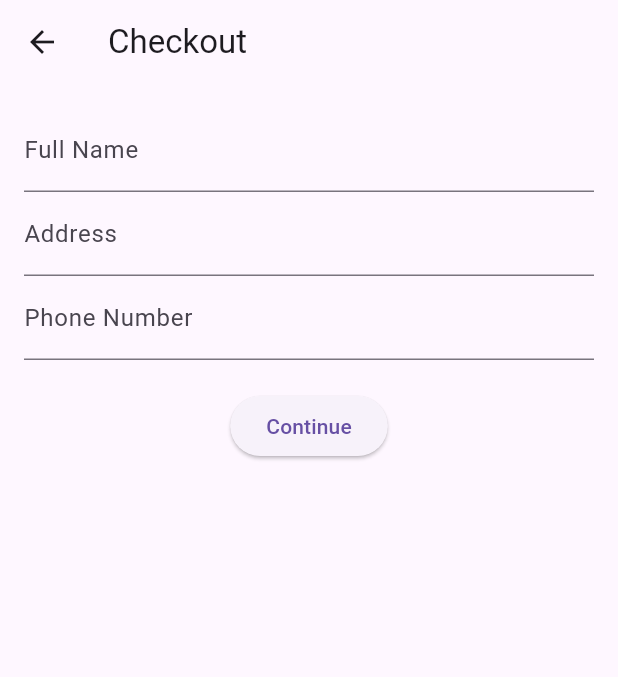
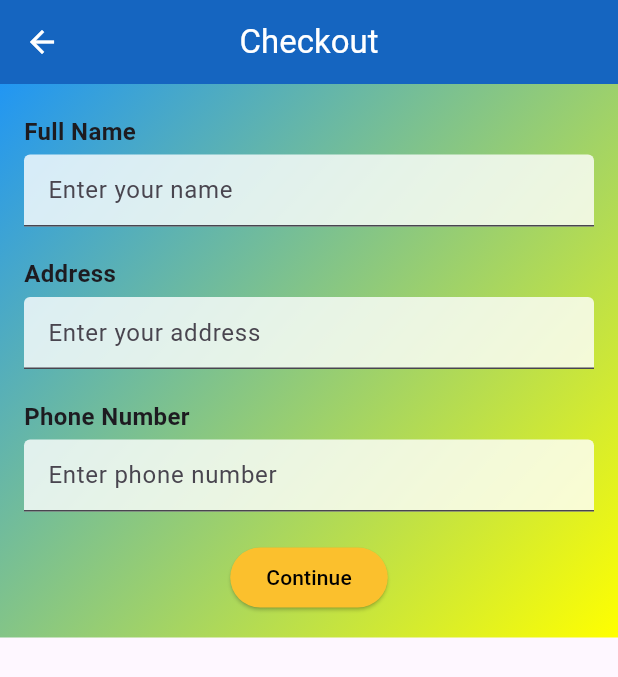
Before and after one commit to AbdullahWali79/FlutterSP25, a Flutter app: the CheckoutScreen screen opened by its route, on a phone screen of 412 x 824 dp. Shown: the top 677 px of the screen. Run offline on Flutter 3.47's test engine with Material 3 defaults, Android fonts, the phone set to English and light mode, and no system bars; our stand-ins replace file_picker, pdf, shared_preferences, sqflite; accounts and stored records are empty.

Commit message:
Color Full App Updated

```diff
--- a/order_my_snacks/lib/main.dart
+++ b/order_my_snacks/lib/main.dart
@@ -1,22 +1,48 @@
 import 'package:flutter/material.dart';
-// 1) Simple Model Class for Snacks
+
+// 1) A simple Model Class for Snacks
 class SnackItem {
   final String name;
   final double price;
 
   SnackItem({required this.name, required this.price});
 }
-// 2) Our mock list of snacks (for the Snack List Screen)
+// 2) Mock list of snacks (used in the Snack List Screen)
 final List<SnackItem> allSnacks = [
   SnackItem(name: 'Chocolate Bar', price: 1.50),
   SnackItem(name: 'Potato Chips', price: 2.00),
   SnackItem(name: 'Gummy Bears', price: 1.25),
   SnackItem(name: 'Pretzels', price: 1.75),
 ];
-// 3) A global cart to keep it simple (just a list of SnackItem)
+// 3) A global cart to keep this demo simple (just a list of SnackItem)
 List<SnackItem> cart = [];
 void main() {
   runApp(MyApp());
+}
+// A helper widget to give each screen a blue-yellow gradient background
+class GradientBackground extends StatelessWidget {
+  final Widget child;
+  const GradientBackground({Key? key, required this.child}) : super(key: key);
+
+  @override
+  Widget build(BuildContext context) {
+    return Container(
+      decoration: BoxDecoration(
+        gradient: LinearGradient(
+          colors: [Colors.blue, Colors.yellowAccent],
+          begin: Alignment.topLeft,
+          end: Alignment.bottomRight,
+        ),
+      ),
+      // Place the content inside a SafeArea + Padding so it doesn't clash with system bars
+      child: SafeArea(
+        child: Padding(
+          padding: const EdgeInsets.all(16.0),
+          child: child,
+        ),
+      ),
+    );
+  }
 }
 // Main App
 class MyApp extends StatelessWidget {
@@ -25,9 +51,19 @@ class MyApp extends StatelessWidget {
     return MaterialApp(
       title: 'Order My Snacks',
       theme: ThemeData(
-        primarySwatch: Colors.orange, // Basic styling & theme color
-        // Optionally add a custom font if you like, e.g.:
-        // fontFamily: 'MyCustomFont',
+        primarySwatch: Colors.blue,
+        // Make app bar a bit more distinct
+        appBarTheme: AppBarTheme(
+          color: Colors.blue.shade800,
+          foregroundColor: Colors.white, // Text color on the AppBar
+        ),
+        // Style for elevated buttons
+        elevatedButtonTheme: ElevatedButtonThemeData(
+          style: ElevatedButton.styleFrom(
+            backgroundColor: Colors.yellow.shade700,
+            foregroundColor: Colors.black, // Text color
+          ),
+        ),
       ),
       initialRoute: '/',
       routes: {
@@ -47,8 +83,12 @@ class HomeScreen extends StatelessWidget {
   @override
   Widget build(BuildContext context) {
     return Scaffold(
-      appBar: AppBar(title: Text('Order My Snacks')),
-      body: Center(
+      appBar: AppBar(
+        title: Text('Order My Snacks'),
+        centerTitle: true,
+      ),
+      body: GradientBackground(
+        child: Center(
           child: Column(
             mainAxisAlignment: MainAxisAlignment.center,
             children: [
@@ -64,8 +104,12 @@ class HomeScreen extends StatelessWidget {
                   margin: EdgeInsets.all(16.0),
                   width: 150,
                   height: 150,
-                color: Colors.orange.withOpacity(0.3),
-                child: Icon(Icons.fastfood, size: 64),
+                  // A playful placeholder: an icon inside a Container
+                  decoration: BoxDecoration(
+                    color: Colors.blue.withOpacity(0.2),
+                    shape: BoxShape.circle,
+                  ),
+                  child: Icon(Icons.fastfood, size: 64, color: Colors.black87),
                 ),
               ),
               SizedBox(height: 10),
@@ -76,6 +120,7 @@ class HomeScreen extends StatelessWidget {
                 },
               ),
             ],
+          ),
         ),
       ),
     );
@@ -94,6 +139,7 @@ class _SnackListScreenState extends State<SnackListScreen> {
     return Scaffold(
       appBar: AppBar(
         title: Text('Choose Your Snacks'),
+        centerTitle: true,
         actions: [
           // Cart button on top-right
           IconButton(
@@ -104,14 +150,19 @@ class _SnackListScreenState extends State<SnackListScreen> {
           ),
         ],
       ),
-      body: ListView.builder(
+      body: GradientBackground(
+        child: ListView.builder(
           itemCount: allSnacks.length,
           itemBuilder: (context, index) {
             final snack = allSnacks[index];
             return Card(
-            margin: EdgeInsets.symmetric(vertical: 8, horizontal: 16),
+              color: Colors.white.withOpacity(0.8), // Slightly transparent card
+              margin: EdgeInsets.symmetric(vertical: 8, horizontal: 8),
               child: ListTile(
-              title: Text(snack.name),
+                title: Text(
+                  snack.name,
+                  style: TextStyle(fontWeight: FontWeight.bold),
+                ),
                 subtitle: Text('\$${snack.price.toStringAsFixed(2)}'),
                 trailing: ElevatedButton(
                   child: Text('Add'),
@@ -127,6 +178,7 @@ class _SnackListScreenState extends State<SnackListScreen> {
               ),
             );
           },
+        ),
       ),
     );
   }
@@ -150,40 +202,59 @@ class _CartScreenState extends State<CartScreen> {
   @override
   Widget build(BuildContext context) {
     return Scaffold(
-      appBar: AppBar(title: Text('Your Cart')),
-      body: cart.isEmpty
-          ? Center(child: Text('Your cart is empty.'))
+      appBar: AppBar(
+        title: Text('Your Cart'),
+        centerTitle: true,
+      ),
+      body: GradientBackground(
+        child: cart.isEmpty
+            ? Center(
+          child: Text(
+            'Your cart is empty.',
+            style: TextStyle(fontSize: 18, fontWeight: FontWeight.bold),
+          ),
+        )
             : Column(
+          crossAxisAlignment: CrossAxisAlignment.start,
           children: [
             Expanded(
               child: ListView.builder(
                 itemCount: cart.length,
                 itemBuilder: (context, index) {
                   final snack = cart[index];
-                return ListTile(
+                  return Card(
+                    color: Colors.white.withOpacity(0.8),
+                    child: ListTile(
                       title: Text(snack.name),
                       subtitle:
                       Text('\$${snack.price.toStringAsFixed(2)}'),
+                    ),
                   );
                 },
               ),
             ),
-          Divider(),
+            Divider(
+              color: Colors.black,
+              thickness: 1,
+            ),
             Padding(
-            padding: EdgeInsets.all(16),
+              padding: EdgeInsets.symmetric(vertical: 8),
               child: Text(
                 'Total: \$${totalPrice.toStringAsFixed(2)}',
-              style: TextStyle(fontSize: 18),
+                style:
+                TextStyle(fontSize: 18, fontWeight: FontWeight.bold),
               ),
             ),
-          ElevatedButton(
+            Center(
+              child: ElevatedButton(
                 child: Text('Proceed to Checkout'),
                 onPressed: () {
                   Navigator.pushNamed(context, '/checkout');
                 },
               ),
-          SizedBox(height: 16),
+            ),
           ],
+        ),
       ),
     );
   }
@@ -204,16 +275,24 @@ class _CheckoutScreenState extends State<CheckoutScreen> {
   @override
   Widget build(BuildContext context) {
     return Scaffold(
-      appBar: AppBar(title: Text('Checkout')),
-      body: Padding(
-        padding: EdgeInsets.all(16.0),
+      appBar: AppBar(
+        title: Text('Checkout'),
+        centerTitle: true,
+      ),
+      body: GradientBackground(
+        child: SingleChildScrollView(
           child: Form(
             key: _formKey, // For validation
-          child: SingleChildScrollView(
             child: Column(
+              crossAxisAlignment: CrossAxisAlignment.start,
               children: [
+                _buildTitle('Full Name'),
                 TextFormField(
-                  decoration: InputDecoration(labelText: 'Full Name'),
+                  decoration: InputDecoration(
+                    filled: true,
+                    fillColor: Colors.white.withOpacity(0.8),
+                    hintText: 'Enter your name',
+                  ),
                   validator: (value) {
                     if (value == null || value.trim().isEmpty) {
                       return 'Name is required';
@@ -222,8 +301,14 @@ class _CheckoutScreenState extends State<CheckoutScreen> {
                   },
                   onSaved: (value) => _name = value!.trim(),
                 ),
+                SizedBox(height: 16),
+                _buildTitle('Address'),
                 TextFormField(
-                  decoration: InputDecoration(labelText: 'Address'),
+                  decoration: InputDecoration(
+                    filled: true,
+                    fillColor: Colors.white.withOpacity(0.8),
+                    hintText: 'Enter your address',
+                  ),
                   validator: (value) {
                     if (value == null || value.trim().isEmpty) {
                       return 'Address is required';
@@ -232,8 +317,14 @@ class _CheckoutScreenState extends State<CheckoutScreen> {
                   },
                   onSaved: (value) => _address = value!.trim(),
                 ),
+                SizedBox(height: 16),
+                _buildTitle('Phone Number'),
                 TextFormField(
-                  decoration: InputDecoration(labelText: 'Phone Number'),
+                  decoration: InputDecoration(
+                    filled: true,
+                    fillColor: Colors.white.withOpacity(0.8),
+                    hintText: 'Enter phone number',
+                  ),
                   keyboardType: TextInputType.phone,
                   validator: (value) {
                     if (value == null || value.trim().isEmpty) {
@@ -247,7 +338,8 @@ class _CheckoutScreenState extends State<CheckoutScreen> {
                   onSaved: (value) => _phone = value!.trim(),
                 ),
                 SizedBox(height: 20),
-                ElevatedButton(
+                Center(
+                  child: ElevatedButton(
                     child: Text('Continue'),
                     onPressed: () {
                       // Validate form fields
@@ -266,10 +358,21 @@ class _CheckoutScreenState extends State<CheckoutScreen> {
                       }
                     },
                   ),
+                ),
               ],
             ),
           ),
         ),
+      ),
+    );
+  }
+
+  Widget _buildTitle(String title) {
+    return Padding(
+      padding: const EdgeInsets.symmetric(vertical: 4.0),
+      child: Text(
+        title,
+        style: TextStyle(fontSize: 16, fontWeight: FontWeight.bold),
       ),
     );
   }
@@ -293,32 +396,38 @@ class ConfirmationScreen extends StatelessWidget {
     }
 
     return Scaffold(
-      appBar: AppBar(title: Text('Confirm Your Order')),
-      body: Padding(
-        padding: const EdgeInsets.all(16.0),
+      appBar: AppBar(
+        title: Text('Confirm Your Order'),
+        centerTitle: true,
+      ),
+      body: GradientBackground(
         child: Column(
+          crossAxisAlignment: CrossAxisAlignment.start,
           children: [
             Text(
               'Name: $name',
-              style: TextStyle(fontSize: 16),
+              style: TextStyle(fontSize: 16, fontWeight: FontWeight.bold),
             ),
             Text(
               'Address: $address',
-              style: TextStyle(fontSize: 16),
+              style: TextStyle(fontSize: 16, fontWeight: FontWeight.bold),
             ),
             Text(
               'Phone: $phone',
-              style: TextStyle(fontSize: 16),
+              style: TextStyle(fontSize: 16, fontWeight: FontWeight.bold),
             ),
-            SizedBox(height: 20),
+            SizedBox(height: 16),
             Expanded(
               child: ListView.builder(
                 itemCount: cart.length,
                 itemBuilder: (context, index) {
                   final snack = cart[index];
-                  return ListTile(
+                  return Card(
+                    color: Colors.white.withOpacity(0.8),
+                    child: ListTile(
                       title: Text(snack.name),
                       subtitle: Text('\$${snack.price.toStringAsFixed(2)}'),
+                    ),
                   );
                 },
               ),
@@ -327,8 +436,9 @@ class ConfirmationScreen extends StatelessWidget {
               'Total: \$${total.toStringAsFixed(2)}',
               style: TextStyle(fontSize: 18, fontWeight: FontWeight.bold),
             ),
-            SizedBox(height: 20),
-            ElevatedButton(
+            SizedBox(height: 16),
+            Center(
+              child: ElevatedButton(
                 child: Text('Place Order'),
                 onPressed: () {
                   // Clear the cart
@@ -344,6 +454,7 @@ class ConfirmationScreen extends StatelessWidget {
                           child: Text('OK'),
                           onPressed: () {
                             Navigator.pop(context); // close dialog
+                            // Pop all the way back to Home Screen
                             Navigator.popUntil(context, ModalRoute.withName('/'));
                           },
                         ),
@@ -352,6 +463,8 @@ class ConfirmationScreen extends StatelessWidget {
                   );
                 },
               ),
+            ),
+            SizedBox(height: 16),
           ],
         ),
       ),
```
Also changed, not shown: order_my_snacks/lib/simple_app.dart (added, +360 -0 lines). Lines whose indentation alone changed are shown as unchanged.
